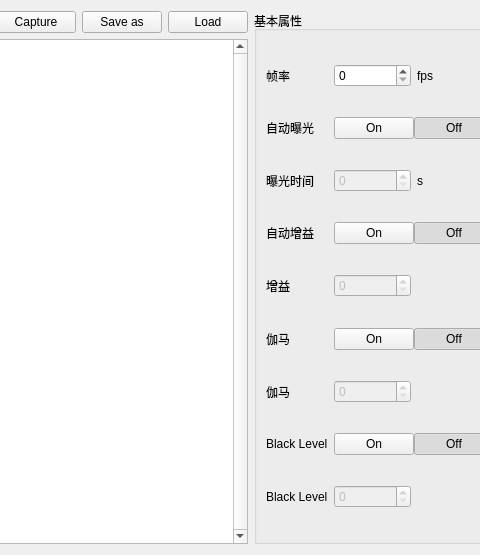
First picture: the form in UIModular/MainWindow/FunctionWidget/ImagingWidget/ImagingWidgetUI.ui, repository EddyXieFalcon/ColorAnalyst, before the edit; both pictures show x 107 to 587 and y 0 to 555 of the 876 by 555 pixel window.
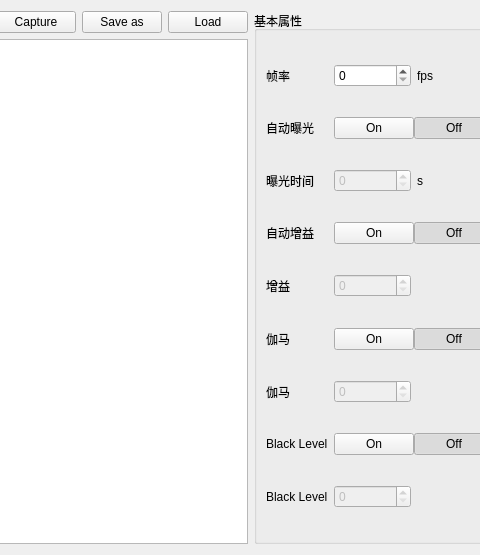
Second picture: the form after the edit.

Commit message: 链接CCD与界面的实现

```diff
--- a/UIModular/MainWindow/FunctionWidget/ImagingWidget/ImagingWidgetUI.ui
+++ b/UIModular/MainWindow/FunctionWidget/ImagingWidget/ImagingWidgetUI.ui
@@ -6,7 +6,7 @@
    <rect>
     <x>0</x>
     <y>0</y>
-    <width>761</width>
+    <width>847</width>
     <height>555</height>
    </rect>
   </property>
@@ -51,7 +51,7 @@
      <item>
       <widget class="QGraphicsView" name="graphicsView">
        <property name="verticalScrollBarPolicy">
-        <enum>Qt::ScrollBarAlwaysOn</enum>
+        <enum>Qt::ScrollBarAlwaysOff</enum>
        </property>
        <property name="horizontalScrollBarPolicy">
         <enum>Qt::ScrollBarAlwaysOff</enum>
```
Left out of the diff: 4 changed lines with no effect on the pictures. The commit also changes 2 other files.
